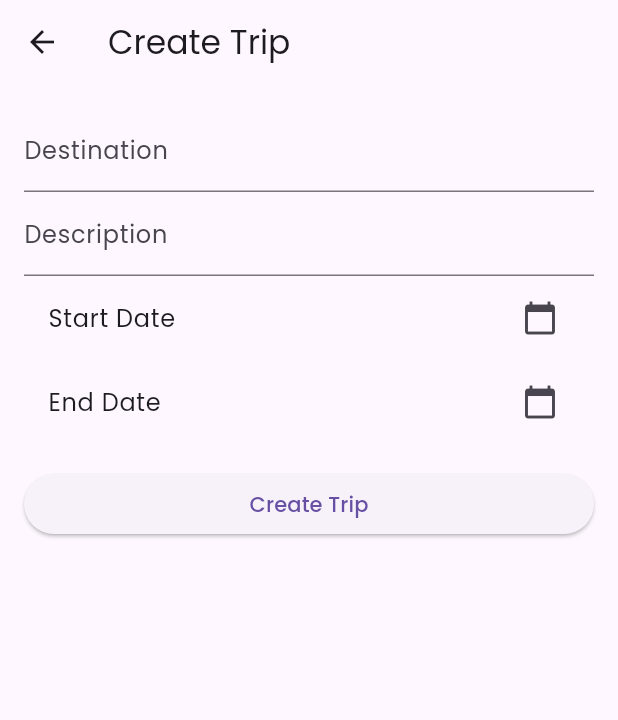
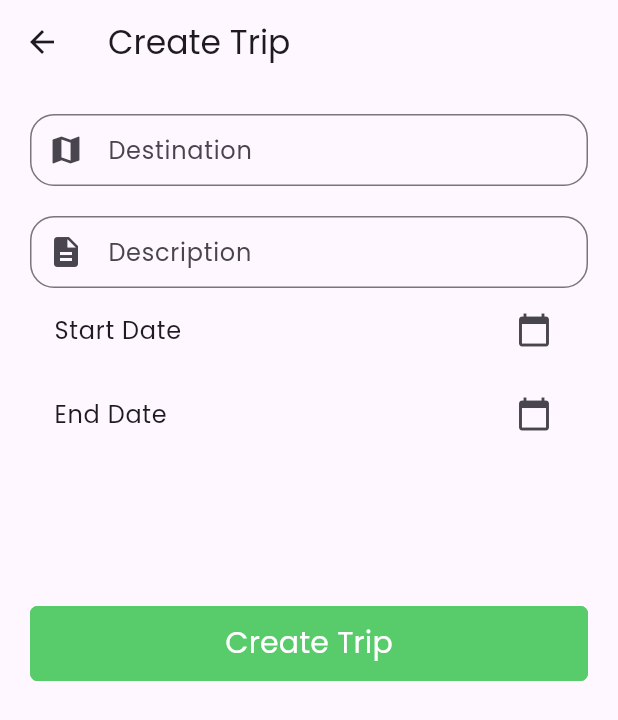
Before and after one commit to Mobarak6/bloc_travel, a Flutter app: the TripListScreen screen opened directly with empty values, after a tap on the "add" icon, on a phone screen of 412 x 824 dp. Shown: the top 720 px of the screen. Run offline on Flutter 3.47's test engine with Material 3 defaults, Android fonts, the phone set to English and light mode, and no system bars; our stand-ins replace auto_route, bloc, cached_network_image, dio, flutter_bloc, freezed_annotation and 8 more; accounts and stored records are empty; generated files the repository leaves out were written again.

Commit message:
trip create and list feature implement

```diff
--- a/lib/l10n/arb/app_en.arb
+++ b/lib/l10n/arb/app_en.arb
@@ -56,5 +56,16 @@
     "manageYourProfileInformation": "Manage your profile information",
     "personalInformation": "Personal Information",
     "tapToChangePhoto": "Tap to change photo",
-    "memberSince": "Member Since"
+    "memberSince": "Member Since",
+    "loading": "Loading...",
+    "create_trip" : "Create Trip",
+    "destination" : "Destination",
+    "enter_destination" : "Enter destination",
+    "start_date" : "Start Date",
+    "end_date" : "End Date",
+    "description" : "Description",
+    "enter_description" : "Enter description",
+    "no_trips_found" : "No trips found",
+    "trips" : "Trips"
+
 }
--- a/lib/src/data/repositories/trip/trip_repository.dart
+++ b/lib/src/data/repositories/trip/trip_repository.dart
@@ -1,38 +1,7 @@
-import 'package:injectable/injectable.dart';
-import 'package:supabase_flutter/supabase_flutter.dart';
+import 'package:travel_app/src/data/models/response.dart';
 import 'package:travel_app/src/data/models/trip/trip_model.dart';
 
-@lazySingleton // or @singleton if you want
-class TripRepository {
-  final SupabaseClient supabase;
-
-  TripRepository(this.supabase);
-
-  // Stream trips in real-time
-  Stream<List<Trip>> getTrips({required String userId, bool isAdmin = false}) {
-    final query = supabase
-        .from('trips')
-        .stream(primaryKey: ['id'])
-        .order('created_at', ascending: false);
-
-    return query.map((event) {
-      final List<Map<String, dynamic>> data = List<Map<String, dynamic>>.from(event);
-      if (!isAdmin) {
-        data.removeWhere((trip) => trip['user_id'] != userId);
-      }
-      return data.map((e) => Trip.fromJson(e)).toList();
-    });
-  }
-
-  // Create a new trip
-  Future<void> createTrip(Trip trip) async {
-    await supabase.from('trips').insert({
-      'user_id': trip.userId,
-      'destination': trip.destination,
-      'start_date': trip.startDate?.toIso8601String(),
-      'end_date': trip.endDate?.toIso8601String(),
-      'description': trip.description,
-      'trip_image_url': trip.tripImageUrl,
-    });
-  }
+abstract class TripRepository {
+  Stream<Response<List<Trip>>> getTrips({required String userId, bool isAdmin});
+  Future<Response<bool>> createTrip(Trip trip);
 }
--- /dev/null
+++ b/lib/src/data/repositories/trip/trip_repository_impl.dart
@@ -0,0 +1,40 @@
+import 'package:injectable/injectable.dart';
+import 'package:travel_app/src/data/models/response.dart';
+import 'package:travel_app/src/data/models/trip/trip_model.dart';
+import 'package:travel_app/src/data/repositories/trip/trip_repository.dart';
+import 'package:travel_app/src/data/services/trip_service.dart';
+
+@LazySingleton(as: TripRepository)
+class TripRepositoryImpl implements TripRepository {
+  TripRepositoryImpl(this._tripService);
+  final TripService _tripService;
+
+  @override
+  Stream<Response<List<Trip>>> getTrips({required String userId, bool isAdmin = false}) {
+    try {
+      return _tripService.getTrips(userId: userId, isAdmin: isAdmin).map((data) {
+        final trips = data.map(Trip.fromJson).toList();
+        return Response.success(trips);
+      });
+    } catch (e) {
+      return Stream.value(Response.error(Exception(e.toString())));
+    }
+  }
+
+  @override
+  Future<Response<bool>> createTrip(Trip trip) async {
+    try {
+      await _tripService.createTrip({
+        'user_id': trip.userId,
+        'destination': trip.destination,
+        'start_date': trip.startDate?.toIso8601String(),
+        'end_date': trip.endDate?.toIso8601String(),
+        'description': trip.description,
+        'trip_image_url': trip.tripImageUrl,
+      });
+      return Response.success(true);
+    } on Exception catch (e) {
+      return Response.error(e);
+    }
+  }
+}
--- /dev/null
+++ b/lib/src/data/services/trip_service.dart
@@ -0,0 +1,29 @@
+import 'package:injectable/injectable.dart';
+import 'package:supabase_flutter/supabase_flutter.dart';
+import 'package:travel_app/src/data/models/trip/trip_model.dart';
+
+@lazySingleton
+class TripService {
+  final SupabaseClient _supabase = Supabase.instance.client;
+
+  /// Stream trips in real-time
+  Stream<List<Map<String, dynamic>>> getTrips({required String userId, bool isAdmin = false}) {
+    final query = _supabase
+        .from('trips')
+        .stream(primaryKey: ['id'])
+        .order('created_at', ascending: false);
+
+    return query.map((event) {
+      final data = List<Map<String, dynamic>>.from(event);
+      if (!isAdmin) {
+        data.removeWhere((trip) => trip['user_id'] != userId);
+      }
+      return data;
+    });
+  }
+
+  /// Create a new trip
+  Future<void> createTrip(Map<String, dynamic> tripData) async {
+    await _supabase.from('trips').insert(tripData);
+  }
+}
--- a/lib/src/features/trip/managers/trip_bloc.dart
+++ b/lib/src/features/trip/managers/trip_bloc.dart
@@ -3,6 +3,7 @@ import 'dart:async';
 import 'package:bloc/bloc.dart';
 import 'package:freezed_annotation/freezed_annotation.dart';
 import 'package:injectable/injectable.dart';
+import 'package:travel_app/src/data/models/response.dart';
 import 'package:travel_app/src/data/models/trip/trip_model.dart';
 import 'package:travel_app/src/data/repositories/trip/trip_repository.dart';
 
@@ -13,40 +14,33 @@ part 'trip_bloc.freezed.dart';
 @injectable
 class TripBloc extends Bloc<TripEvent, TripState> {
   TripBloc(this.repository) : super(const TripState.initial()) {
-    on<TripEvent>((event, emit) {
-
-    });
-
     on<LoadTrips>(_onLoadTrips);
-    on<CreateTrip>(_onCreateTrip);
+    on<_TripsUpdated>(_onTripsUpdated);
   }
 
   final TripRepository repository;
-  StreamSubscription? _subscription;
+  StreamSubscription<Response<List<Trip>>>? _subscription;
 
-  void _onLoadTrips(LoadTrips event, Emitter<TripState> emit) {
-    emit(const TripLoading());
-    _subscription?.cancel();
-    _subscription = repository.getTrips(
-      userId: event.userId,
-      isAdmin: event.isAdmin ?? false,
-    ).listen((trips) {
-      emit(TripLoaded(trips));
-
-      // add(TripEvent.createTripList(trips));
-    });
-    // emit(TripLoaded(trips));
-
+  void _onTripsUpdated(_TripsUpdated event, Emitter<TripState> emit) {
+    emit(TripState.loaded(event.trips));
   }
 
-  void _onCreateTrip(CreateTrip event, Emitter<TripState> emit) async {
-    try {
-      await repository.createTrip(event.trip);
-    } catch (e) {
-      print('=============erro---${e.toString()}');
-      emit(TripState.error(e.toString()));
-    }
+  Future<void> _onLoadTrips(LoadTrips event, Emitter<TripState> emit) async {
+    emit(const TripState.loading());
+
+    _subscription = repository.getTrips(userId: event.userId, isAdmin: event.isAdmin ?? false)
+        .listen(
+          (response) {
+        switch (response) {
+          case Success<List<Trip>>(:final value):
+            add(TripEvent.tripsUpdated(value));
+          case Error<List<Trip>>(:final error):
+            emit(TripState.error(error.toString()));
+        }
+      },
+    );
   }
+
 
   @override
   Future<void> close() {
--- a/lib/src/features/trip/managers/trip_event.dart
+++ b/lib/src/features/trip/managers/trip_event.dart
@@ -2,7 +2,8 @@ part of 'trip_bloc.dart';
 
 @freezed
 class TripEvent with _$TripEvent {
-  const factory TripEvent.loadTrips({required String userId, bool? isAdmin}) = LoadTrips;
-  const factory TripEvent.createTrip(Trip trip) = CreateTrip;
+  const factory TripEvent.loadTrips({required String userId, bool? isAdmin}) =LoadTrips;
+  const factory TripEvent.tripsUpdated(List<Trip> trips) = _TripsUpdated;
+
 
 }
--- /dev/null
+++ b/lib/src/features/trip/managers/trip_ops_bloc.dart
@@ -0,0 +1,40 @@
+import 'package:bloc/bloc.dart';
+import 'package:freezed_annotation/freezed_annotation.dart';
+import 'package:injectable/injectable.dart';
+import 'package:travel_app/src/data/models/response.dart';
+import 'package:travel_app/src/data/models/trip/trip_model.dart';
+import 'package:travel_app/src/data/repositories/trip/trip_repository.dart';
+import 'package:travel_app/src/features/trip/managers/trip_bloc.dart';
+
+part 'trip_ops_event.dart';
+part 'trip_ops_state.dart';
+part 'trip_ops_bloc.freezed.dart';
+
+@injectable
+class TripOpsBloc extends Bloc<TripOpsEvent, TripOpsState> {
+  TripOpsBloc(this.repository) : super(const TripOpsState.initial()) {
+    on<_CreateTrip>(_onCreateTrip);
+
+  }
+
+  final TripRepository repository;
+
+
+  Future<void> _onCreateTrip(_CreateTrip event, Emitter<TripOpsState> emit) async {
+    emit(const TripOpsState.inProgress());
+
+    final response =  await repository.createTrip(event.trip);
+
+
+    switch (response) {
+      case Success<bool>():
+        emit(const TripOpsState.success());
+
+      case Error<bool>():
+        emit(TripOpsState.error(response.error));
+    }
+
+
+  }
+
+}
--- /dev/null
+++ b/lib/src/features/trip/managers/trip_ops_event.dart
@@ -0,0 +1,7 @@
+part of 'trip_ops_bloc.dart';
+
+@freezed
+abstract class TripOpsEvent with _$TripOpsEvent {
+  const factory TripOpsEvent.createTrip(Trip trip) = _CreateTrip;
+
+}
--- /dev/null
+++ b/lib/src/features/trip/managers/trip_ops_state.dart
@@ -0,0 +1,9 @@
+part of 'trip_ops_bloc.dart';
+
+@freezed
+class TripOpsState with _$TripOpsState {
+  const factory TripOpsState.initial() = _Initial;
+  const factory TripOpsState.inProgress() = _InProgress;
+  const factory TripOpsState.success() = _Success;
+  const factory TripOpsState.error(Exception? e) = _Error;
+}
--- a/lib/src/features/trip/managers/trip_state.dart
+++ b/lib/src/features/trip/managers/trip_state.dart
@@ -5,4 +5,5 @@ class TripState with _$TripState {
   const factory TripState.initial() = TripInitial;
   const factory TripState.loading() = TripLoading;
   const factory TripState.loaded(List<Trip> trips) = TripLoaded;
-  const factory TripState.error(String message) = TripError;}
+  const factory TripState.error(String message) = TripError;
+}
--- a/lib/src/features/trip/screens/create_trip_screen.dart
+++ b/lib/src/features/trip/screens/create_trip_screen.dart
@@ -2,12 +2,19 @@ import 'package:auto_route/auto_route.dart';
 import 'package:flutter/material.dart';
 import 'package:flutter_bloc/flutter_bloc.dart';
 import 'package:travel_app/app_di.dart';
+import 'package:travel_app/l10n/l10n.dart';
 import 'package:travel_app/src/data/models/trip/trip_model.dart';
-import 'package:travel_app/src/features/trip/managers/trip_bloc.dart';
+import 'package:travel_app/src/features/trip/managers/trip_ops_bloc.dart';
+import 'package:travel_app/src/shared/utils/dimensions.dart';
+import 'package:travel_app/src/shared/utils/validate_check.dart';
+import 'package:travel_app/src/shared/widgets/custom_button.dart';
+import 'package:travel_app/src/shared/widgets/custom_text_field_widget.dart';
+import 'package:travel_app/src/travel_ap_router.gr.dart';
 
 @RoutePage()
 class CreateTripScreen extends StatefulWidget {
   const CreateTripScreen({required this.userId, super.key});
+
   final String userId;
 
   @override
@@ -15,17 +22,20 @@ class CreateTripScreen extends StatefulWidget {
 }
 
 class _CreateTripScreenState extends State<CreateTripScreen> {
-  late TripBloc _tripBloc;
+  late TripOpsBloc _tripOpsBloc;
   final _formKey = GlobalKey<FormState>();
   final _destinationController = TextEditingController();
   final _descriptionController = TextEditingController();
+
+  final FocusNode _destinationFocus = FocusNode();
+  final FocusNode _descriptionFocus = FocusNode();
+
   DateTime? _startDate;
   DateTime? _endDate;
 
   @override
   void initState() {
-
-    _tripBloc = getIt<TripBloc>();
+    _tripOpsBloc = getIt<TripOpsBloc>();
 
     super.initState();
   }
@@ -34,39 +44,61 @@ class _CreateTripScreenState extends State<CreateTripScreen> {
   @override
   Widget build(BuildContext context) {
     return BlocProvider(
-      create: (context) => _tripBloc,
+      create: (context) => _tripOpsBloc,
       child: Scaffold(
-        appBar: AppBar(title: const Text('Create Trip')),
+        appBar: AppBar(title: Text(context.l10n.create_trip)),
         body: Padding(
-          padding: const EdgeInsets.all(16),
+          padding: const EdgeInsets.all(Dimensions.spacingDefault),
           child: Form(
             key: _formKey,
             child: ListView(
               children: [
-                TextFormField(
+                CustomTextFieldWidget(
+                  labelText: context.l10n.destination,
+                  hintText: context.l10n.enter_destination,
                   controller: _destinationController,
-                  decoration: const InputDecoration(labelText: 'Destination'),
-                  validator: (v) => v!.isEmpty ? 'Enter destination' : null,
+                  focusNode: _destinationFocus,
+                  inputType: TextInputType.text,
+                  prefixIcon: Icons.map,
+                  validator: (value) => ValidateCheck.validateEmptyText(
+                    context,
+                    value?.trim(),
+                    context.l10n.enter_destination,
                   ),
-                TextFormField(
+                ),
+                const SizedBox(height: Dimensions.spacingDefault),
+
+                CustomTextFieldWidget(
+                  labelText: context.l10n.description,
+                  hintText: context.l10n.enter_description,
                   controller: _descriptionController,
-                  decoration: const InputDecoration(labelText: 'Description'),
+                  focusNode: _descriptionFocus,
+                  inputType: TextInputType.text,
+                  prefixIcon: Icons.description,
+                  validator: (value) => ValidateCheck.validateEmptyText(
+                    context,
+                    value?.trim(),
+                    context.l10n.enter_description,
                   ),
+                ),
+
                 ListTile(
-                  title: Text(_startDate == null ? 'Start Date' : _startDate!.toLocal().toString().split(' ')[0]),
+                  title: Text(_startDate == null ? 'Start Date' : _startDate!
+                      .toLocal().toString().split(' ')[0]),
                   trailing: const Icon(Icons.calendar_today),
                   onTap: () async {
                     final date = await showDatePicker(
                       context: context,
                       initialDate: DateTime.now(),
-                      firstDate: DateTime(2020),
+                      firstDate: DateTime.now(),
                       lastDate: DateTime(2100),
                     );
                     if (date != null) setState(() => _startDate = date);
                   },
                 ),
                 ListTile(
-                  title: Text(_endDate == null ? 'End Date' : _endDate!.toLocal().toString().split(' ')[0]),
+                  title: Text(_endDate == null ? 'End Date' : _endDate!
+                      .toLocal().toString().split(' ')[0]),
                   trailing: const Icon(Icons.calendar_today),
                   onTap: () async {
                     final date = await showDatePicker(
@@ -78,22 +110,35 @@ class _CreateTripScreenState extends State<CreateTripScreen> {
                     if (date != null) setState(() => _endDate = date);
                   },
                 ),
-                const SizedBox(height: 16),
-                ElevatedButton(
+                const SizedBox(height: 100),
+
+                BlocBuilder<TripOpsBloc, TripOpsState>(
+                  bloc: _tripOpsBloc,
+                  builder: (context, state) {
+                    final isLoading = state.whenOrNull(inProgress: ()=> true)
+                        ?? false;
+
+                    return CustomButton(
+                      buttonText: context.l10n.create_trip,
+                      isLoading: isLoading,
                       onPressed: () {
-                    if (_formKey.currentState!.validate() && _startDate != null && _endDate != null) {
+                        if (_formKey.currentState!.validate() && _startDate !=
+                            null && _endDate != null) {
                           final trip = Trip(
-                        id: '', // Supabase will generate
                             userId: widget.userId,
                             destination: _destinationController.text,
                             startDate: _startDate,
                             endDate: _endDate,
                             description: _descriptionController.text,
                           );
-                     _tripBloc.add(TripEvent.createTrip(trip));
+                          _tripOpsBloc.add(TripOpsEvent.createTrip(trip));
+                          context.replaceRoute(TripListRoute(userId: widget.userId));
+
                         }
                       },
-                  child: const Text('Create Trip'),
+
+                    );
+                  },
                 ),
               ],
             ),
--- a/lib/src/features/trip/screens/trip_list_screen.dart
+++ b/lib/src/features/trip/screens/trip_list_screen.dart
@@ -2,6 +2,7 @@ import 'package:auto_route/auto_route.dart';
 import 'package:flutter/material.dart';
 import 'package:flutter_bloc/flutter_bloc.dart';
 import 'package:travel_app/app_di.dart';
+import 'package:travel_app/l10n/l10n.dart';
 import 'package:travel_app/src/data/models/trip/trip_model.dart';
 import 'package:travel_app/src/features/trip/managers/trip_bloc.dart';
 import 'package:travel_app/src/features/trip/screens/create_trip_screen.dart';
@@ -36,7 +37,7 @@ class _TripListScreenState extends State<TripListScreen> {
     return BlocProvider(
   create: (context) => _tripBloc,
   child: Scaffold(
-      appBar: AppBar(title: const Text('Trips')),
+      appBar: AppBar(title: Text(context.l10n.trips)),
       floatingActionButton: FloatingActionButton(
         onPressed: () {
           context.pushRoute(CreateTripRoute(userId: widget.userId));
@@ -47,12 +48,12 @@ class _TripListScreenState extends State<TripListScreen> {
         bloc: _tripBloc,
         builder: (context, state) {
           return state.when(
-            initial: () => const Center(child: Text('Initializing...')),
+            initial: () => const Center(child: CircularProgressIndicator()),
             loading: () => const Center(child: CircularProgressIndicator()),
-            loaded: (trips) => ListView.builder(
+            loaded: (trips) => trips.isNotEmpty ? ListView.builder(
               itemCount: trips.length,
-              itemBuilder: (context, index) => TripTile(trip: trips[index]),
-            ),
+              itemBuilder: (context, index) => _TripTile(trip: trips[index]),
+            ) : Text(context.l10n.no_trips_found),
             error: (msg) => Center(child: Text('Error: $msg')),
           );
         },
@@ -62,8 +63,8 @@ class _TripListScreenState extends State<TripListScreen> {
   }
 }
 
-class TripTile extends StatelessWidget {
-  const TripTile({required this.trip, super.key});
+class _TripTile extends StatelessWidget {
+  const _TripTile({required this.trip, super.key});
   final Trip trip;
 
   @override
--- /dev/null
+++ b/lib/src/shared/widgets/custom_button.dart
@@ -0,0 +1,88 @@
+import 'package:flutter/material.dart';
+import 'package:travel_app/l10n/l10n.dart';
+import 'package:travel_app/src/shared/utils/dimensions.dart';
+import 'package:travel_app/src/shared/utils/styles.dart';
+
+class CustomButton extends StatelessWidget {
+
+  const CustomButton({
+    required this.buttonText, super.key,
+    this.onPressed,
+    this.transparent = false,
+    this.margin,
+    this.width,
+    this.height,
+    this.fontSize,
+    this.radius = 5,
+    this.icon, this.isLoading = false, this.imageIcon, this.iconColor, this.iconSize,
+  });
+  final Function()? onPressed;
+  final String buttonText;
+  final bool transparent;
+  final EdgeInsets? margin;
+  final double? height;
+  final double? width;
+  final double? fontSize;
+  final double radius;
+  final IconData? icon;
+  final bool isLoading;
+  final String? imageIcon;
+  final double? iconSize;
+  final Color? iconColor;
+
+  @override
+  Widget build(BuildContext context) {
+    final maxWidth = MediaQuery.of(context).size.width;
+    final flatButtonStyle = TextButton.styleFrom(
+      backgroundColor: onPressed == null ? Theme.of(context).disabledColor : transparent
+          ? Colors.transparent : Theme.of(context).primaryColor,
+      minimumSize: Size(width != null ? width! : maxWidth, height != null ? height! : 50),
+      padding: EdgeInsets.zero,
+      shape: RoundedRectangleBorder(
+        side: BorderSide(width: 1, color: onPressed == null
+            ? Theme.of(context).disabledColor : Theme.of(context).primaryColor),
+        borderRadius: BorderRadius.circular(radius),
+      ),
+    );
+
+    return Center(child: SizedBox(width: width ?? maxWidth, child: Padding(
+      padding: margin == null ? const EdgeInsets.all(0) : margin!,
+      child: TextButton(
+        onPressed: isLoading ? null : onPressed,
+        style: flatButtonStyle,
+        child: Row(mainAxisAlignment: MainAxisAlignment.center, children: [
+
+          if ((icon != null || imageIcon != null) && !isLoading) Padding(
+            padding: const EdgeInsets.only(right: Dimensions.spacingExtraSmall),
+            child:  imageIcon != null
+                ? Image.asset(imageIcon!, height: iconSize ?? 20, color: iconColor)
+                : Icon(icon, color: transparent ? Theme.of(context).primaryColor
+                : Theme.of(context).cardColor),
+          ) else const SizedBox(),
+
+
+          if (isLoading) Padding(
+            padding: const EdgeInsets.symmetric(horizontal: Dimensions.spacingSmall),
+            child: SizedBox(
+              height:  fontSize ?? Dimensions.fontSizeDefault,
+              width:  fontSize ?? Dimensions.fontSizeDefault,
+              child: CircularProgressIndicator(
+                strokeWidth : 2,
+                color: transparent ? Theme.of(context).primaryColor : Colors.white,
+              ),
+            ),
+          ) else const SizedBox(),
+
+
+          Text(
+              isLoading ? context.l10n.loading : buttonText ??'',
+              textAlign: TextAlign.center,
+              style: robotoRegular.copyWith(
+            color: transparent ?  Theme.of(context).primaryColor : Colors.white,
+            fontSize: fontSize ?? Dimensions.fontSizeLarge,
+          )),
+        ]),
+      ),
+    )));
+  }
+}
```
Also changed, not shown: lib/app_di.config.dart, 1 other file. Lines whose indentation alone changed are shown as unchanged.
